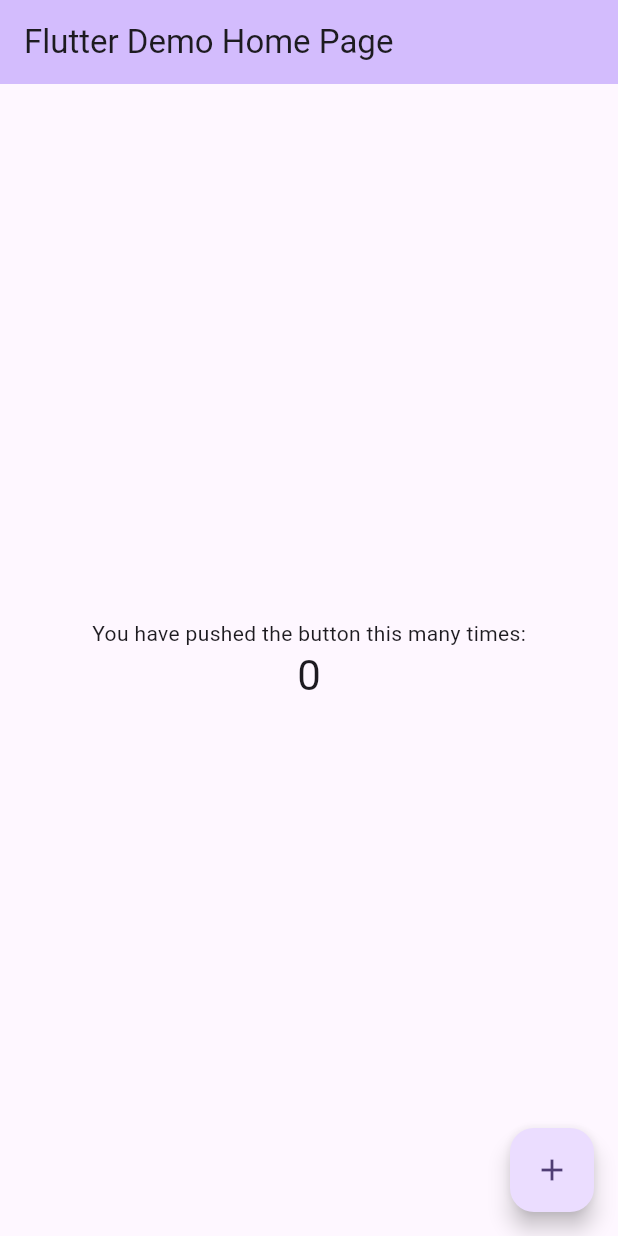
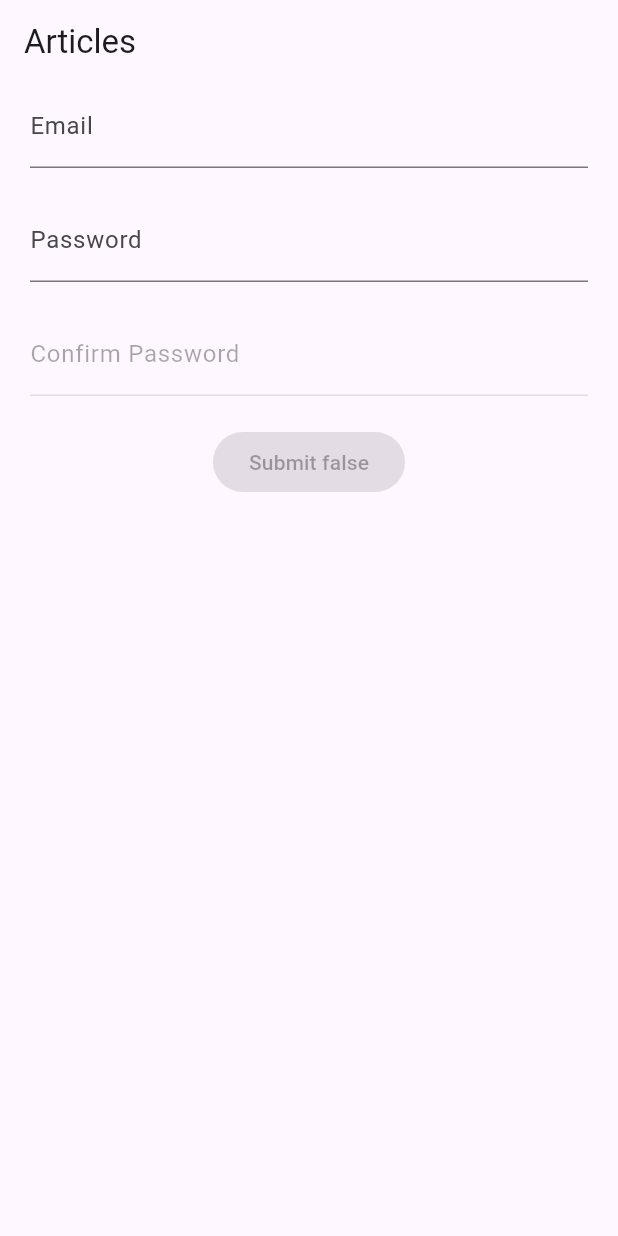
Before and after one commit to AJ8454/flutter_testing, a Flutter app: the screen it shows after launch, on a phone screen of 412 x 824 dp. Run offline on Flutter 3.47's test engine with Material 3 defaults, Android fonts, the phone set to English and light mode, and no system bars; our stand-ins replace flutter_lorem, flutter_riverpod, riverpod_annotation, rxdart; generated files the repository leaves out were written again.

Commit message:
form stream

```diff
--- /dev/null
+++ b/lib/home_page.dart
@@ -0,0 +1,24 @@
+import 'package:flutter/material.dart';
+import 'package:flutter_testing/widgets/article_form_widget.dart';
+
+class HomePage extends StatelessWidget {
+  const HomePage({super.key});
+
+  @override
+  Widget build(BuildContext context) {
+    return Scaffold(
+      appBar: AppBar(title: const Text("Articles")),
+      body: const Padding(
+        padding: EdgeInsets.symmetric(horizontal: 20),
+        child: SingleChildScrollView(
+          child: Column(
+            crossAxisAlignment: CrossAxisAlignment.start,
+            children: [
+              ArticleForm(),
+            ],
+          ),
+        ),
+      ),
+    );
+  }
+}
--- a/lib/main.dart
+++ b/lib/main.dart
@@ -1,125 +1,7 @@
 import 'package:flutter/material.dart';
+import 'package:flutter_riverpod/flutter_riverpod.dart';
+import 'package:flutter_testing/my_app.dart';
 
 void main() {
-  runApp(const MyApp());
+  runApp(const ProviderScope(child: MyApp()));
 }
-
-class MyApp extends StatelessWidget {
-  const MyApp({super.key});
-
-  // This widget is the root of your application.
-  @override
-  Widget build(BuildContext context) {
-    return MaterialApp(
-      title: 'Flutter Demo',
-      theme: ThemeData(
-        // This is the theme of your application.
-        //
-        // TRY THIS: Try running your application with "flutter run". You'll see
-        // the application has a blue toolbar. Then, without quitting the app,
-        // try changing the seedColor in the colorScheme below to Colors.green
-        // and then invoke "hot reload" (save your changes or press the "hot
-        // reload" button in a Flutter-supported IDE, or press "r" if you used
-        // the command line to start the app).
-        //
-        // Notice that the counter didn't reset back to zero; the application
-        // state is not lost during the reload. To reset the state, use hot
-        // restart instead.
-        //
-        // This works for code too, not just values: Most code changes can be
-        // tested with just a hot reload.
-        colorScheme: ColorScheme.fromSeed(seedColor: Colors.deepPurple),
-        useMaterial3: true,
-      ),
-      home: const MyHomePage(title: 'Flutter Demo Home Page'),
-    );
-  }
-}
-
-class MyHomePage extends StatefulWidget {
-  const MyHomePage({super.key, required this.title});
-
-  // This widget is the home page of your application. It is stateful, meaning
-  // that it has a State object (defined below) that contains fields that affect
-  // how it looks.
-
-  // This class is the configuration for the state. It holds the values (in this
-  // case the title) provided by the parent (in this case the App widget) and
-  // used by the build method of the State. Fields in a Widget subclass are
-  // always marked "final".
-
-  final String title;
-
-  @override
-  State<MyHomePage> createState() => _MyHomePageState();
-}
-
-class _MyHomePageState extends State<MyHomePage> {
-  int _counter = 0;
-
-  void _incrementCounter() {
-    setState(() {
-      // This call to setState tells the Flutter framework that something has
-      // changed in this State, which causes it to rerun the build method below
-      // so that the display can reflect the updated values. If we changed
-      // _counter without calling setState(), then the build method would not be
-      // called again, and so nothing would appear to happen.
-      _counter++;
-    });
-  }
-
-  @override
-  Widget build(BuildContext context) {
-    // This method is rerun every time setState is called, for instance as done
-    // by the _incrementCounter method above.
-    //
-    // The Flutter framework has been optimized to make rerunning build methods
-    // fast, so that you can just rebuild anything that needs updating rather
-    // than having to individually change instances of widgets.
-    return Scaffold(
-      appBar: AppBar(
-        // TRY THIS: Try changing the color here to a specific color (to
-        // Colors.amber, perhaps?) and trigger a hot reload to see the AppBar
-        // change color while the other colors stay the same.
-        backgroundColor: Theme.of(context).colorScheme.inversePrimary,
-        // Here we take the value from the MyHomePage object that was created by
-        // the App.build method, and use it to set our appbar title.
-        title: Text(widget.title),
-      ),
-      body: Center(
-        // Center is a layout widget. It takes a single child and positions it
-        // in the middle of the parent.
-        child: Column(
-          // Column is also a layout widget. It takes a list of children and
-          // arranges them vertically. By default, it sizes itself to fit its
-          // children horizontally, and tries to be as tall as its parent.
-          //
-          // Column has various properties to control how it sizes itself and
-          // how it positions its children. Here we use mainAxisAlignment to
-          // center the children vertically; the main axis here is the vertical
-          // axis because Columns are vertical (the cross axis would be
-          // horizontal).
-          //
-          // TRY THIS: Invoke "debug painting" (choose the "Toggle Debug Paint"
-          // action in the IDE, or press "p" in the console), to see the
-          // wireframe for each widget.
-          mainAxisAlignment: MainAxisAlignment.center,
-          children: <Widget>[
-            const Text(
-              'You have pushed the button this many times:',
-            ),
-            Text(
-              '$_counter',
-              style: Theme.of(context).textTheme.headlineMedium,
-            ),
-          ],
-        ),
-      ),
-      floatingActionButton: FloatingActionButton(
-        onPressed: _incrementCounter,
-        tooltip: 'Increment',
-        child: const Icon(Icons.add),
-      ), // This trailing comma makes auto-formatting nicer for build methods.
-    );
-  }
-}
--- /dev/null
+++ b/lib/manager/form_manager.dart
@@ -0,0 +1,106 @@
+import 'dart:async';
+
+import 'package:riverpod_annotation/riverpod_annotation.dart';
+import 'package:rxdart/rxdart.dart';
+
+part 'form_manager.g.dart';
+
+@riverpod
+FormManager formManager(FormManagerRef ref) => FormManager();
+
+class FormManager {
+  // ------ passowrd rx validatot -------------------
+  static final _password = BehaviorSubject<String?>();
+
+  // ------ Confirmpassowrd rx validatot -------------------
+  static final BehaviorSubject<String?> _confirmPassowrd =
+      BehaviorSubject<String?>();
+  final _email = BehaviorSubject<String?>();
+  final validateEmail = StreamTransformer<String?, String?>.fromHandlers(
+    handleData: (data, sink) {
+      if (data == null || data.isEmpty) {
+        sink.addError("Please Enter email addres");
+      } else {
+        isEmail(data)
+            ? sink.add(data)
+            : sink.addError("Please Enter valid email addres");
+      }
+    },
+  );
+
+  final validatepassowrd = StreamTransformer<String?, String?>.fromHandlers(
+    handleData: (data, sink) {
+      if (data == null || data.isEmpty) {
+        sink.addError("Please Enter passowrd");
+      } else {
+        if (isValidPassword(data)) {
+          sink.add(data);
+          if (_confirmPassowrd.hasValue && data != _confirmPassowrd.value) {
+            _confirmPassowrd.addError("Password did not match");
+          } else {
+            _confirmPassowrd.add(data);
+          }
+        } else {
+          sink.addError("Please Enter valid passowrd");
+        }
+      }
+    },
+  );
+  final validateConfirmpassowrd =
+      StreamTransformer<String?, String?>.fromHandlers(
+    handleData: (data, sink) {
+      if (data == null || data.isEmpty) {
+        sink.addError("Please Enter confirm passowrd");
+      } else {
+        if (_password.value != data) {
+          sink.addError("Password did not match");
+        } else {
+          isValidPassword(data)
+              ? sink.add(data)
+              : sink.addError("Please Enter valid confirm passowrd");
+        }
+      }
+    },
+  );
+  Stream<String?> get confirmPassowrd =>
+      _confirmPassowrd.stream.transform(validateConfirmpassowrd);
+
+  Stream<String?> get email => _email.stream.transform(validateEmail);
+  // ------ check combine stream using rx --------
+  Stream<bool> get enableConfirmPassword =>
+      Rx.combineLatest([passowrd], (cp) => true);
+
+  String? get gePasswordStr => _password.value;
+
+  String? get getConfirmPasswordStr => _confirmPassowrd.value;
+
+  Sink<String?> get inconfirmPassowrd => _confirmPassowrd.sink;
+
+  // ------ Email rx validatot -------------------\
+  Sink<String?> get inEmail => _email.sink;
+
+  Sink<String?> get inpassowrd => _password.sink;
+
+  Stream<String?> get passowrd => _password.stream.transform(validatepassowrd);
+
+  Stream<bool> get submitValid =>
+      Rx.combineLatest3(email, confirmPassowrd, passowrd, (e, p, cp) => true);
+  void clearConfirmPassword() {
+    _confirmPassowrd.sink.add(null);
+  }
+
+  static bool isEmail(String email) {
+    String? p =
+        r'^(([^<>()[\]\\.,;:\s@\"]+(\.[^<>()[\]\\.,;:\s@\"]+)*)|(\".+\"))@((\[[0-9]{1,3}\.[0-9]{1,3}\.[0-9]{1,3}\.[0-9]{1,3}\])|(([a-zA-Z\-0-9]+\.)+[a-zA-Z]{2,}))$';
+
+    RegExp regExp = RegExp(p);
+
+    return regExp.hasMatch(email);
+  }
+
+  static bool isValidPassword(String password) {
+    return RegExp(
+            r'^(?=.*?[A-Z])(?=.*?[a-z])(?=.*?[0-9])(?=.*?[!@#\$&*~]).{8,}$')
+        .hasMatch(password);
+  }
+}
--- /dev/null
+++ b/lib/my_app.dart
@@ -0,0 +1,19 @@
+import 'package:flutter/material.dart';
+import 'package:flutter_testing/home_page.dart';
+
+class MyApp extends StatelessWidget {
+  const MyApp({super.key});
+
+  // This widget is the root of your application.
+  @override
+  Widget build(BuildContext context) {
+    return MaterialApp(
+      title: 'Flutter Testing',
+      theme: ThemeData(
+        colorScheme: ColorScheme.fromSeed(seedColor: Colors.deepPurple),
+        useMaterial3: true,
+      ),
+      home: const HomePage(),
+    );
+  }
+}
--- /dev/null
+++ b/lib/widgets/article_form_widget.dart
@@ -0,0 +1,72 @@
+import 'package:flutter/material.dart';
+import 'package:flutter_riverpod/flutter_riverpod.dart';
+import 'package:flutter_testing/manager/form_manager.dart';
+import 'package:flutter_testing/widgets/text_form_field_widget.dart';
+
+class ArticleForm extends ConsumerStatefulWidget {
+  const ArticleForm({super.key});
+
+  @override
+  ConsumerState<ArticleForm> createState() => _ArticleFormState();
+}
+
+class _ArticleFormState extends ConsumerState<ArticleForm> {
+  final TextEditingController _emailController = TextEditingController();
+  final TextEditingController _passowrdController = TextEditingController();
+  final TextEditingController _passowrdConfirmController =
+      TextEditingController();
+
+  @override
+  Widget build(BuildContext context) {
+    final formManager = ref.watch(formManagerProvider);
+
+    return Column(
+      children: [
+        TextFromFieldWidget(
+          controller: _emailController,
+          label: "Email",
+          hint: "Enter Email",
+          stream: formManager.email,
+          onChanged: (value) => formManager.inEmail.add(value),
+        ),
+        const SizedBox(height: 20),
+        TextFromFieldWidget(
+          controller: _passowrdController,
+          label: "Password",
+          hint: "Enter Password",
+          stream: formManager.passowrd,
+          onChanged: (value) {
+            formManager.inpassowrd.add(value);
+            // if (_passowrdConfirmController.text.isNotEmpty) {
+            //   formManager.inconfirmPassowrd.add(null);
+            //   // _passowrdConfirmController.clear();
+            // }
+          },
+        ),
+        const SizedBox(height: 20),
+        StreamBuilder<bool>(
+            stream: formManager.enableConfirmPassword,
+            builder: (context, snapshot) {
+              return TextFromFieldWidget(
+                controller: _passowrdConfirmController,
+                label: "Confirm Password",
+                hint: "Enter Confirm  Password",
+                enabled: snapshot.hasData == true,
+                stream: formManager.confirmPassowrd,
+                onChanged: (value) => formManager.inconfirmPassowrd.add(value),
+              );
+            }),
+        const SizedBox(height: 20),
+        StreamBuilder<bool>(
+          stream: formManager.submitValid,
+          builder: (context, snapshot) {
+            return ElevatedButton(
+              onPressed: snapshot.hasData ? () {} : null,
+              child: Text("Submit ${snapshot.hasData}"),
+            );
+          },
+        ),
+      ],
+    );
+  }
+}
--- /dev/null
+++ b/lib/widgets/text_form_field_widget.dart
@@ -0,0 +1,45 @@
+import 'package:flutter/material.dart';
+
+class TextFromFieldWidget extends StatelessWidget {
+  final String label;
+  final String hint;
+  final String Function(String?)? validator;
+  final Function(String)? onChanged;
+  final TextEditingController? controller;
+  final bool enabled;
+  final Stream<String?>? stream;
+
+  const TextFromFieldWidget({
+    super.key,
+    required this.controller,
+    required this.label,
+    required this.hint,
+    this.validator,
+    this.onChanged,
+    this.stream,
+    this.enabled = true,
+  });
+
+  @override
+  Widget build(BuildContext context) {
+    return StreamBuilder(
+      stream: stream,
+      builder: (context, snapshot) {
+        return TextField(
+          controller: controller,
+          onChanged: onChanged,
+          decoration: InputDecoration(
+            labelText: label,
+            hintText: hint,
+            enabled: enabled,
+            errorText: enabled
+                ? snapshot.hasError
+                    ? snapshot.error.toString()
+                    : null
+                : null,
+          ),
+        );
+      },
+    );
+  }
+}
```
Also changed, not shown: lib/domain/article_model.dart (added, +9 -0 lines), lib/providers/articles_providers.dart (added, +14 -0 lines), lib/repo/article_repo.dart (added, +19 -0 lines), lib/widgets/article_list_widget.dart (added, +13 -0 lines), pubspec.yaml (+11 -0 lines), lib/manager/form_manager.g.dart (added), lib/providers/articles_providers.g.dart (added), pubspec.lock, 1 other file.
